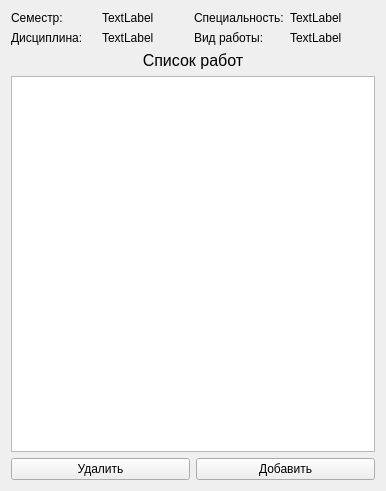
Qt form ElectronicJournal/tablelistworks.ui (MariyaMari/myJournal) before a commit.
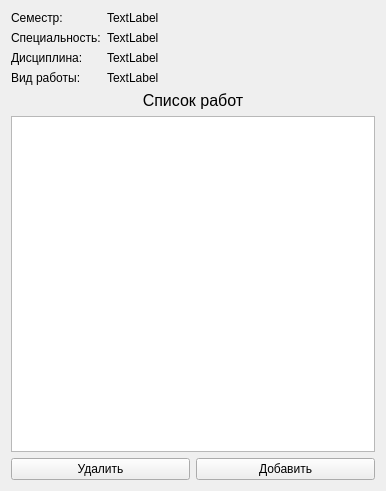
The same form after that commit.

Diff of the .ui file:
```diff
--- a/ElectronicJournal/tablelistworks.ui
+++ b/ElectronicJournal/tablelistworks.ui
@@ -13,37 +13,9 @@
   <property name="windowTitle">
    <string>Form</string>
   </property>
-  <layout class="QGridLayout" name="gridLayout_3">
+  <layout class="QGridLayout" name="gridLayout_2">
    <item row="0" column="0">
-    <layout class="QGridLayout" name="gridLayout_2">
-     <item row="1" column="1">
-      <widget class="QLabel" name="label_5">
-       <property name="text">
-        <string>TextLabel</string>
-       </property>
-      </widget>
-     </item>
-     <item row="1" column="0">
-      <widget class="QLabel" name="label_4">
-       <property name="text">
-        <string>Дисциплина:</string>
-       </property>
-      </widget>
-     </item>
-     <item row="0" column="2">
-      <widget class="QLabel" name="label_6">
-       <property name="text">
-        <string>Специальность:</string>
-       </property>
-      </widget>
-     </item>
-     <item row="0" column="1">
-      <widget class="QLabel" name="label_3">
-       <property name="text">
-        <string>TextLabel</string>
-       </property>
-      </widget>
-     </item>
+    <layout class="QFormLayout" name="formLayout">
      <item row="0" column="0">
       <widget class="QLabel" name="label_2">
        <property name="text">
@@ -51,21 +23,49 @@
        </property>
       </widget>
      </item>
-     <item row="0" column="3">
+     <item row="0" column="1">
+      <widget class="QLabel" name="label_3">
+       <property name="text">
+        <string>TextLabel</string>
+       </property>
+      </widget>
+     </item>
+     <item row="1" column="0">
+      <widget class="QLabel" name="label_6">
+       <property name="text">
+        <string>Специальность:</string>
+       </property>
+      </widget>
+     </item>
+     <item row="1" column="1">
       <widget class="QLabel" name="label_7">
        <property name="text">
         <string>TextLabel</string>
        </property>
       </widget>
      </item>
-     <item row="1" column="2">
+     <item row="2" column="0">
+      <widget class="QLabel" name="label_4">
+       <property name="text">
+        <string>Дисциплина:</string>
+       </property>
+      </widget>
+     </item>
+     <item row="2" column="1">
+      <widget class="QLabel" name="label_5">
+       <property name="text">
+        <string>TextLabel</string>
+       </property>
+      </widget>
+     </item>
+     <item row="3" column="0">
       <widget class="QLabel" name="label_8">
        <property name="text">
         <string>Вид работы:</string>
        </property>
       </widget>
      </item>
-     <item row="1" column="3">
+     <item row="3" column="1">
       <widget class="QLabel" name="label_9">
        <property name="text">
         <string>TextLabel</string>
```
